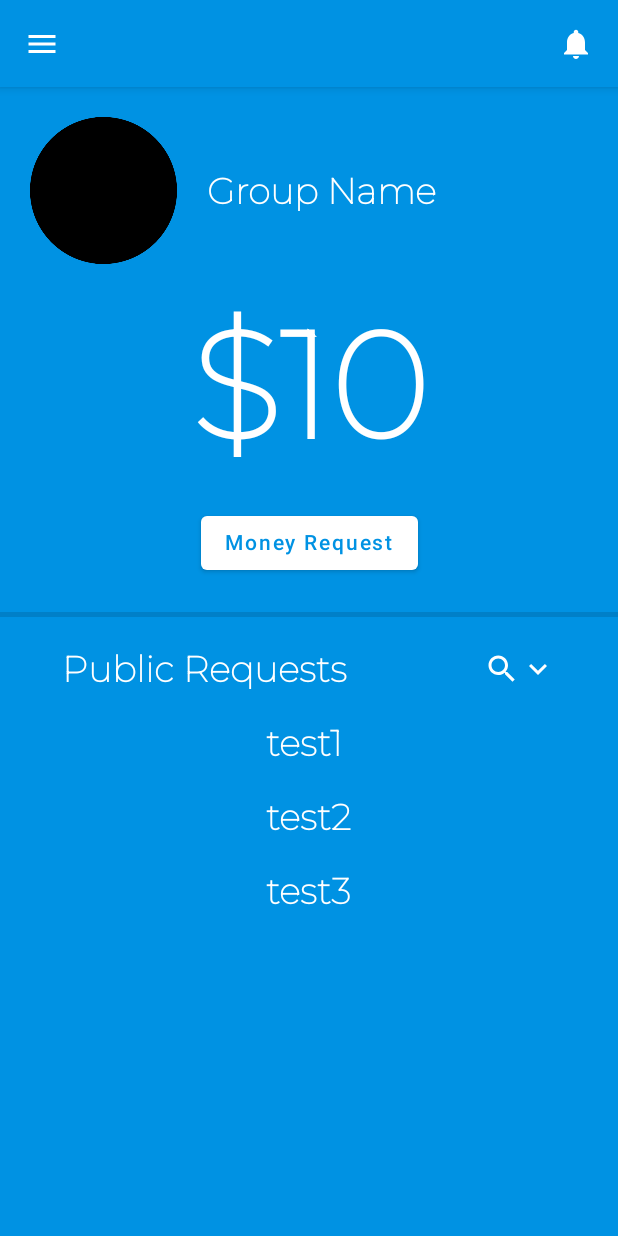
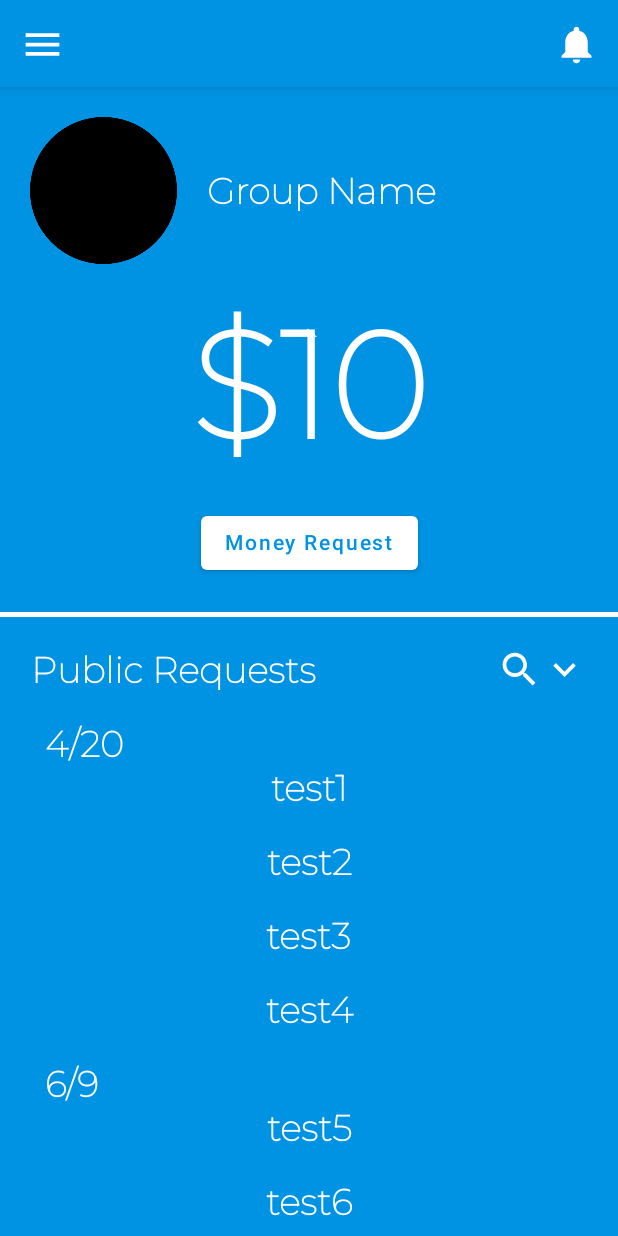
Before and after one commit to GRUP-MobileApp/Grupit, an Android app built with Jetpack Compose: the screen it shows after launch (MainActivity), on a phone screen of 412 x 824 dp. Run offline under Robolectric (Android 15) with nearby library versions, the phone set to English and light mode, and no system bars.

Commit message:
feature/MainPage -Added scrolling to requests list

```diff
--- a/androidApp/src/main/java/com/example/grup/android/MainActivity.kt
+++ b/androidApp/src/main/java/com/example/grup/android/MainActivity.kt
@@ -3,9 +3,9 @@ package com.example.grup.android
 import androidx.appcompat.app.AppCompatActivity
 import android.os.Bundle
 import androidx.activity.compose.setContent
-import androidx.compose.foundation.Image
 import androidx.compose.foundation.layout.*
 import androidx.compose.foundation.lazy.LazyColumn
+import androidx.compose.foundation.lazy.itemsIndexed
 import androidx.compose.material.*
 import androidx.compose.material.icons.Icons
 import androidx.compose.material.icons.filled.KeyboardArrowDown
@@ -20,7 +20,9 @@ import androidx.compose.ui.graphics.Color
 import androidx.compose.ui.res.painterResource
 import androidx.compose.ui.unit.dp
 import androidx.compose.ui.unit.sp
+
 import com.example.grup.android.ui.AppTheme
+import com.example.grup.android.ui.h1Text
 
 
 class MainActivity : AppCompatActivity() {
@@ -53,7 +55,10 @@ fun MainLayout() {
             horizontalAlignment = Alignment.CenterHorizontally
         ) {
             GroupDetails()
-            Divider(thickness = AppTheme.dimensions.divider)
+            Divider(
+                thickness = AppTheme.dimensions.divider,
+                color = AppTheme.colors.secondary
+            )
             PublicRequestsDetails()
         }
     }
@@ -74,7 +79,8 @@ fun HomeAppBar(
                 Icon(
                     imageVector = Icons.Filled.Menu,
                     tint = AppTheme.colors.secondary,
-                    contentDescription = "Menu"
+                    contentDescription = "Menu",
+                    modifier = Modifier.size(AppTheme.dimensions.iconSize)
                 )
             }
         },
@@ -86,30 +92,14 @@ fun HomeAppBar(
                     Icon(
                         imageVector = Icons.Default.Notifications,
                         tint = AppTheme.colors.secondary,
-                        contentDescription = "Notifications"
+                        contentDescription = "Notifications",
+                        modifier = Modifier.size(AppTheme.dimensions.iconSize)
                     )
                 }
             }
         },
         modifier = modifier
     )
-}
-
-@Composable
-fun PublicRequestsList(content: List<String>) {
-    LazyColumn(
-        verticalArrangement = Arrangement.spacedBy(AppTheme.dimensions.spacing),
-        modifier = Modifier.fillMaxHeight()
-    ) {
-        items(content.size) {
-            index ->
-            Text(
-                text = content[index],
-                style = AppTheme.typography.h1,
-                color = AppTheme.colors.textPrimary,
-            )
-        }
-    }
 }
 
 @Composable
@@ -134,16 +124,12 @@ fun GroupDetails() {
                 contentDescription = "Profile Picture",
                 modifier = Modifier.size(98.dp)
             )
-            Text(
-                text = "Group Name",
-                style = AppTheme.typography.h1,
-                color = AppTheme.colors.textPrimary,
+            h1Text(
+                text = "Group Name"
             )
         }
-        Text(
+        h1Text(
             "$10",
-            style = AppTheme.typography.h1,
-            color = AppTheme.colors.textPrimary,
             fontSize = 100.sp
         )
         Button(
@@ -160,7 +146,10 @@ fun GroupDetails() {
 
 @Composable
 fun PublicRequestsDetails() {
-    val sampleList = listOf("test1", "test2", "test3")
+    val sampleList = mapOf(
+        "4/20" to listOf("test1", "test2", "test3", "test4"),
+        "6/9" to listOf("test5", "test6", "test7", "test8")
+    )
 
     Column(
         verticalArrangement = Arrangement.spacedBy(AppTheme.dimensions.spacing),
@@ -170,12 +159,10 @@ fun PublicRequestsDetails() {
         Row(
             horizontalArrangement = Arrangement.SpaceBetween,
             verticalAlignment = Alignment.CenterVertically,
-            modifier = Modifier.fillMaxWidth(0.8f)
+            modifier = Modifier.fillMaxWidth(0.9f)
         ) {
-            Text(
+            h1Text(
                 text = "Public Requests",
-                style = AppTheme.typography.h1,
-                color = AppTheme.colors.textPrimary,
             )
             Row(
                 horizontalArrangement = Arrangement.End,
@@ -184,15 +171,45 @@ fun PublicRequestsDetails() {
                 Icon(
                     imageVector = Icons.Default.Search,
                     tint = AppTheme.colors.secondary,
-                    contentDescription = "Search List"
+                    contentDescription = "Search List",
+                    modifier = Modifier.size(AppTheme.dimensions.iconSize)
                 )
                 Icon(
                     imageVector = Icons.Default.KeyboardArrowDown,
                     tint = AppTheme.colors.secondary,
-                    contentDescription = "Filter List"
+                    contentDescription = "Filter List",
+                    modifier = Modifier.size(AppTheme.dimensions.iconSize)
                 )
             }
         }
         PublicRequestsList(content = sampleList)
     }
 }
+
+@Composable
+fun PublicRequestsList(content: Map<String, List<String>>) {
+    LazyColumn(
+        verticalArrangement = Arrangement.spacedBy(AppTheme.dimensions.spacing),
+        modifier = Modifier.fillMaxSize()
+    ) {
+        itemsIndexed(content.keys.toList()) {
+                _: Int, filterGroup: String ->
+            h1Text(
+                text = filterGroup,
+                modifier = Modifier.padding(start = AppTheme.dimensions.paddingExtraLarge)
+            )
+            Column(
+                verticalArrangement = Arrangement.spacedBy(AppTheme.dimensions.spacing),
+                horizontalAlignment = Alignment.CenterHorizontally,
+                modifier = Modifier.fillMaxWidth()
+            ) {
+                content[filterGroup]!!.forEach {
+                        request ->
+                    h1Text(
+                        text = request,
+                    )
+                }
+            }
+        }
+    }
+}
--- a/androidApp/src/main/java/com/example/grup/android/ui/AppDimensions.kt
+++ b/androidApp/src/main/java/com/example/grup/android/ui/AppDimensions.kt
@@ -8,10 +8,12 @@ data class AppDimensions(
     val paddingSmall: Dp = 4.dp,
     val paddingMedium: Dp = 8.dp,
     val paddingLarge: Dp = 20.dp,
+    val paddingExtraLarge: Dp = 30.dp,
     val spacing: Dp = 20.dp,
 
     val groupDetailsSize: Dp = 330.dp,
     val topBarSize: Float = 0.07f,
+    val iconSize: Dp = 30.dp,
     val divider: Dp = 3.dp
 )
 
--- /dev/null
+++ b/androidApp/src/main/java/com/example/grup/android/ui/Generics.kt
@@ -0,0 +1,21 @@
+package com.example.grup.android.ui
+
+import androidx.compose.runtime.Composable
+import androidx.compose.material.Text
+import androidx.compose.ui.Modifier
+import androidx.compose.ui.unit.TextUnit
+
+@Composable
+fun h1Text(
+    text: String,
+    modifier: Modifier = Modifier,
+    fontSize: TextUnit = TextUnit.Unspecified
+) {
+    Text(
+        text = text,
+        modifier = modifier,
+        fontSize = fontSize,
+        style = AppTheme.typography.h1,
+        color = AppTheme.colors.textPrimary,
+    )
+}
```
